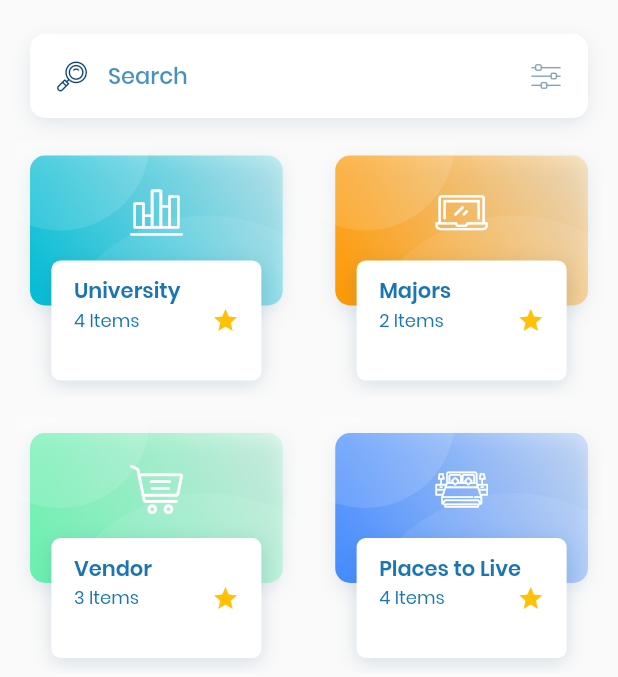
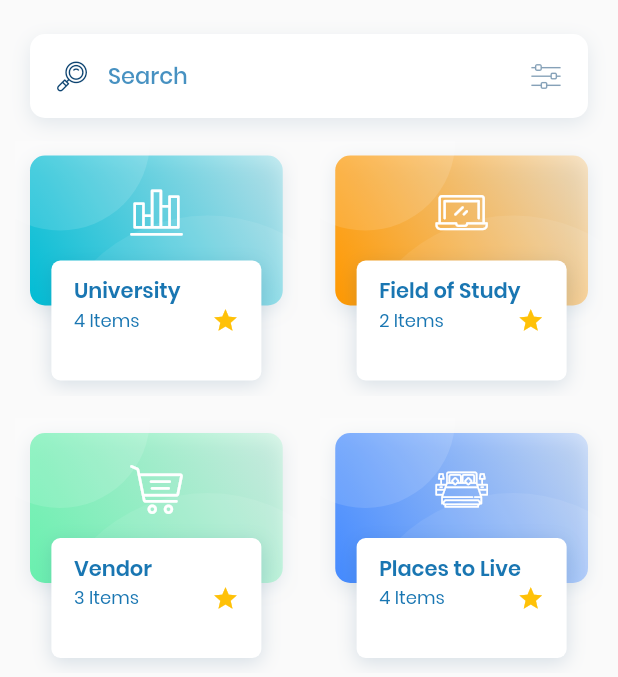
Before and after one commit to yustikodm/unio-app, a Flutter app: the CategoriesWidget screen opened by its route, on a phone screen of 412 x 824 dp, the part 65-742 px from its top. Run offline on Flutter 3.47's test engine with Material 2 defaults, Android fonts, the phone set to English and light mode, and no system bars; our stand-ins replace adaptive_dialog, carousel_slider, datetime_picker_formfield, flutter_easyloading, flutter_secure_storage, splashscreen and 1 more; accounts and stored records are empty.

```diff
--- a/lib/main.dart
+++ b/lib/main.dart
@@ -5,7 +5,7 @@ import 'package:flutter/material.dart';
 import 'route_generator.dart';
 import 'package:flutter_secure_storage/flutter_secure_storage.dart';
 
-const SERVER_DOMAIN = "https://primavisiglobalindo.net/unio/public/api/";
+const SERVER_DOMAIN = "http://18.136.203.155/api/";
 final storage = FlutterSecureStorage();
 var apiToken;
 var authName = "guest";
--- a/lib/src/models/category.dart
+++ b/lib/src/models/category.dart
@@ -39,7 +39,7 @@ class CategoriesList {
         new Utilitie('Winter Coffee Bar', 'img/coffeebar4.jpg',
             'Health & Fitness', 25, 130, 4.3, 12.1),
       ]),
-      new Category('Majors', UiIcons.laptop, false, Colors.orange, [
+      new Category('Field of Study', UiIcons.laptop, false, Colors.orange, [
         new Utilitie('WebSite Design ', 'img/jobs2.jpg', 'Business & Finance',
             80, 2554, 3.1, 10.5),
         new Utilitie('House Keeper', 'img/jobs3.jpg', 'Health & Fitness', 10,
```
